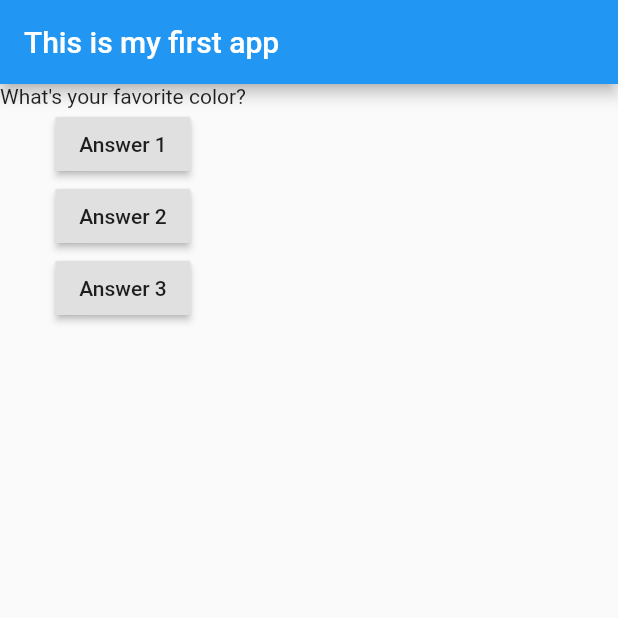
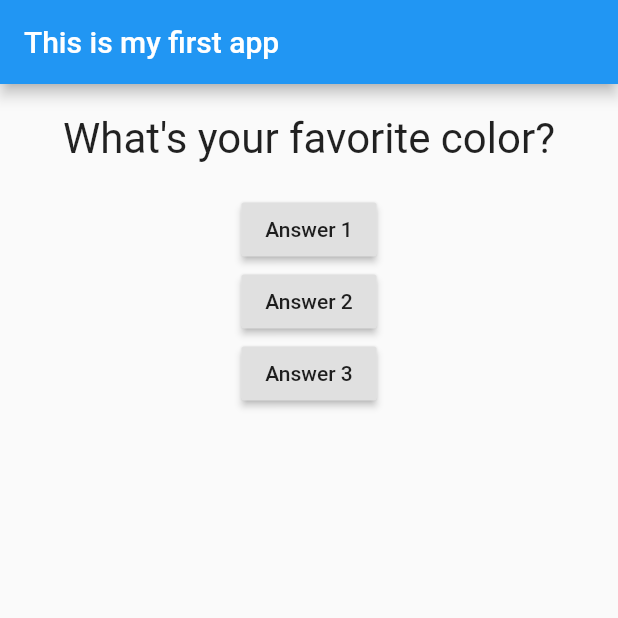
Before and after one commit to PatrickChow0803/flutter-quiz-app, a Flutter app: the screen it shows after launch, on a phone screen of 412 x 824 dp, the top half of it. Run offline on Flutter 3.47's test engine with Material 2 defaults, Android fonts, the phone set to English and light mode, and no system bars.

Commit message:
Custom Widget now returns a container with the text being centered

```diff
--- a/quiz_app/lib/question.dart
+++ b/quiz_app/lib/question.dart
@@ -10,6 +10,17 @@ class Question extends StatelessWidget {
 
   @override
   Widget build(BuildContext context) {
-    return Text(questionText);
+    // Need the container so that the text takes the full width of the container.
+    return Container(
+      // double.infinity makes it so that it takes as much space as it can get
+      width: double.infinity,
+      margin: EdgeInsets.all(20),
+      child: Text(
+        questionText,
+        style: TextStyle(fontSize: 28),
+        // because within a container, it now uses the parent widget as the measurement
+        textAlign: TextAlign.center,
+      ),
+    );
   }
 }
```
